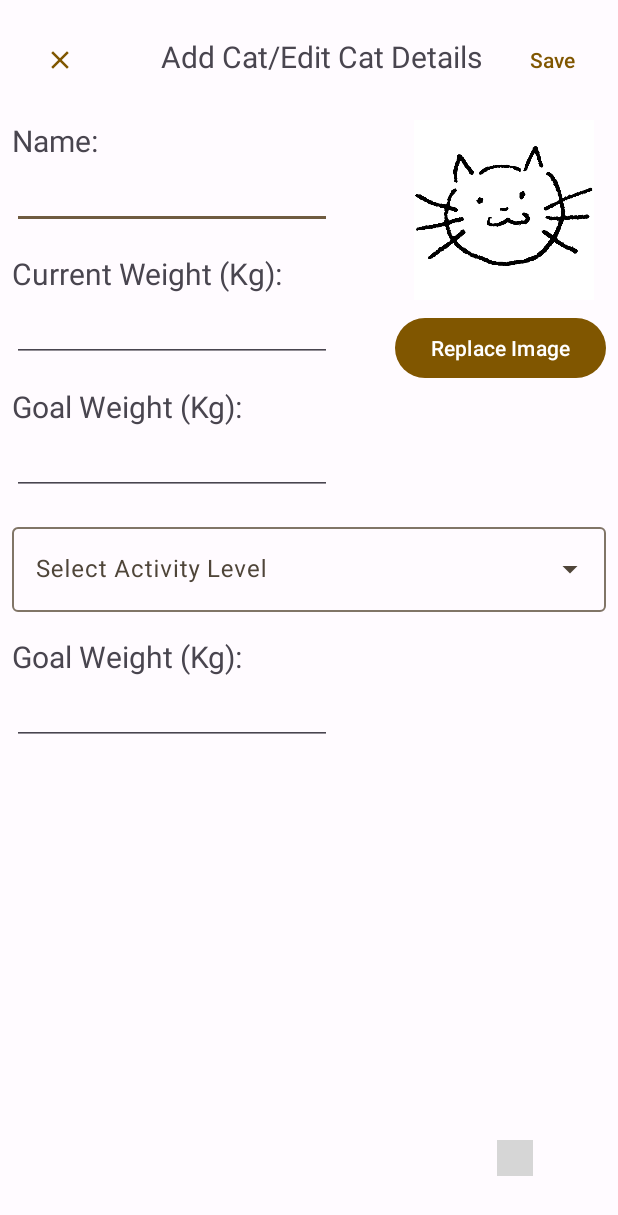
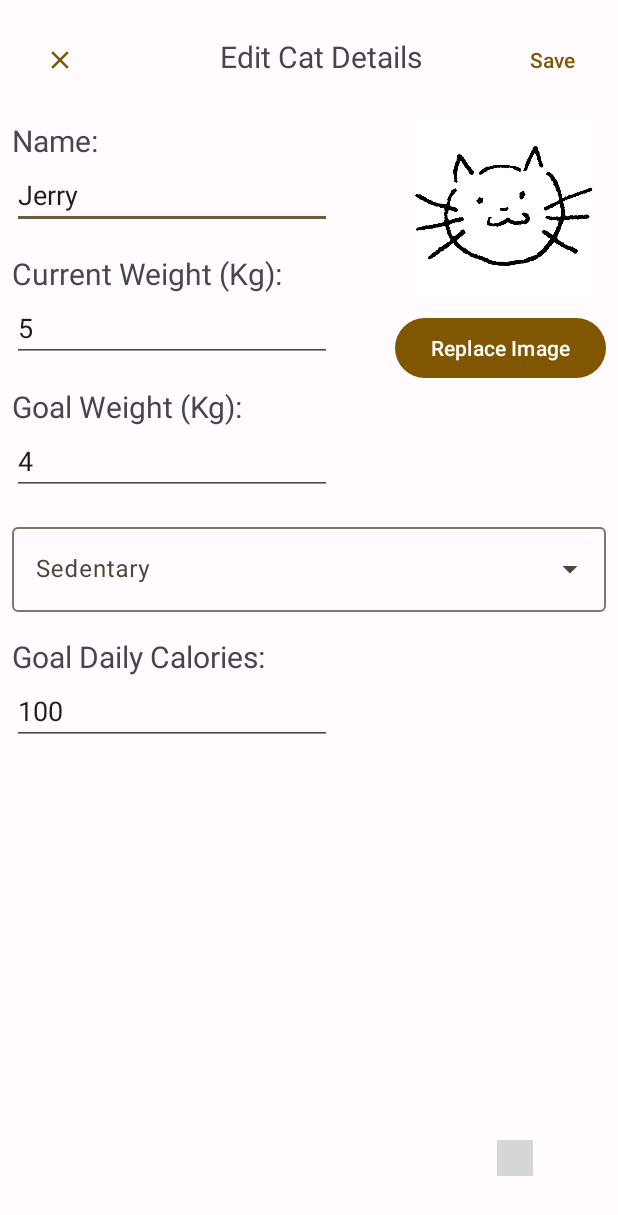
Before and after one commit to Niko361/COS30017_Custom_APP, an Android app: the fragment EditCatDetailsFragment placed in its activity, on a phone screen of 412 x 824 dp. Shown: the top 1215 px of the screen. Run offline under Robolectric (Android 15) with nearby library versions, the phone set to English and light mode, and no system bars; our stand-ins replace Room's generated code; grey boxes are pictures that could not be loaded.

Commit message:
feat: Basic update cat working

```diff
--- a/app/src/main/java/com/example/customappproject/AddNewFoodFragment.kt
+++ b/app/src/main/java/com/example/customappproject/AddNewFoodFragment.kt
@@ -9,8 +9,6 @@ import android.widget.EditText
 import androidx.core.widget.addTextChangedListener
 import androidx.fragment.app.DialogFragment
 import androidx.fragment.app.activityViewModels
-import com.google.android.material.textfield.MaterialAutoCompleteTextView
-import java.time.LocalDateTime
 
 
 class AddNewFoodFragment : DialogFragment() {
--- a/app/src/main/java/com/example/customappproject/DatabaseDAOs.kt
+++ b/app/src/main/java/com/example/customappproject/DatabaseDAOs.kt
@@ -16,7 +16,7 @@ interface CatDao {
     @Insert
     fun insert(cat: Cat)
     @Update
-    fun update(cat: Cat)
+    suspend fun update(cat: Cat)
     @Delete
     fun delete(cat: Cat)
     @Query("DELETE FROM cats")
--- a/app/src/main/java/com/example/customappproject/DatabaseRepository.kt
+++ b/app/src/main/java/com/example/customappproject/DatabaseRepository.kt
@@ -13,6 +13,11 @@ class DatabaseRepository(private val catDao: CatDao, private val weightLogDao: W
         catDao.insert(cat)
     }
 
+
+    @WorkerThread
+    suspend fun updateCat(cat: Cat) {
+        catDao.update(cat)
+    }
     //val weightLogsForCat: Flow<List<Cat>> = catDao.getAll()
 
     @WorkerThread
--- a/app/src/main/java/com/example/customappproject/DatabaseViewModel.kt
+++ b/app/src/main/java/com/example/customappproject/DatabaseViewModel.kt
@@ -21,6 +21,10 @@ class DatabaseViewModel(private val repository: DatabaseRepository) : ViewModel(
      */
     fun insertCat(cat: Cat) = viewModelScope.launch {
         repository.insertCat(cat)
+    }
+
+    fun updateCat(cat: Cat) = viewModelScope.launch {
+        repository.updateCat(cat)
     }
 
 
--- a/app/src/main/java/com/example/customappproject/EditCatDetailsFragment.kt
+++ b/app/src/main/java/com/example/customappproject/EditCatDetailsFragment.kt
@@ -1,11 +1,16 @@
 package com.example.customappproject
 
 import android.os.Bundle
+import android.util.Log
 import android.view.LayoutInflater
 import android.view.View
 import android.view.ViewGroup
+import android.widget.AutoCompleteTextView
 import android.widget.Button
+import android.widget.EditText
+import androidx.core.widget.addTextChangedListener
 import androidx.fragment.app.DialogFragment
+import androidx.fragment.app.activityViewModels
 import com.google.android.material.textfield.MaterialAutoCompleteTextView
 
 
@@ -15,11 +20,12 @@ class EditCatDetailsFragment : DialogFragment() {
   container: ViewGroup?,
   savedInstanceState: Bundle?
  ): View? {
-
-
   isCancelable = false
   return inflater.inflate(R.layout.dialog_edit_cat, container, false)
  }
+
+ private val databaseViewModel: DatabaseViewModel by activityViewModels()
+
 
  override fun getTheme(): Int {
   return R.style.DialogTheme
@@ -28,19 +34,106 @@ class EditCatDetailsFragment : DialogFragment() {
  override fun onViewCreated(view: View, savedInstanceState: Bundle?) {
   super.onViewCreated(view, savedInstanceState)
 
+  val catId = 1
+  var selectedCat: Cat? = null
+
   val saveButton = view.findViewById<Button>(R.id.saveButton)
+  val closeEditCatButton = view.findViewById<Button>(R.id.closeEditCatButton)
+
+  val nameInput = view.findViewById<EditText>(R.id.nameInput)
+  val currentWeightInput = view.findViewById<EditText>(R.id.currentWeightInput)
+  val goalWeightInput = view.findViewById<EditText>(R.id.goalWeightInput)
+  val goalDailyCaloriesInput = view.findViewById<EditText>(R.id.goalDailyCaloriesInput)
+  val selectActivityLevelMenu =
+   view.findViewById<com.google.android.material.textfield.TextInputLayout>(R.id.selectActivityLevelMenu)
+  val selectActivityLevelItem = view.findViewById<AutoCompleteTextView>(R.id.selectActivityLevelItem)
+
+  val items =
+   arrayOf("Sedentary", "Lightly Active", "Moderately Active", "Very Active", "Extremely Active")
+  (selectActivityLevelMenu.editText as? MaterialAutoCompleteTextView)?.setSimpleItems(items)
+
+
+  var nameValue: String = ""
+  var currentWeightValue: Int = 0
+  var goalWeightValue: Int = 0
+  var goalDailyCaloriesValue: Int = 0
+  var activityLevelValue: String = ""
+
+  databaseViewModel.allCats.observe(viewLifecycleOwner) { cats ->
+   selectedCat = cats[catId - 1]
+
+   nameValue = selectedCat!!.name
+   currentWeightValue = selectedCat!!.currentWeightGrams
+   goalWeightValue = selectedCat!!.goalWeightGrams
+   goalDailyCaloriesValue = selectedCat!!.goalDailyCalories
+   activityLevelValue = selectedCat!!.activityLevel
+
+   //initialise field values
+   nameInput.setText(nameValue)
+   currentWeightInput.setText((currentWeightValue/1000).toString())
+   goalWeightInput.setText((goalWeightValue/1000).toString())
+   goalDailyCaloriesInput.setText(goalDailyCaloriesValue.toString())
+   selectActivityLevelMenu.hint = activityLevelValue
+  }
+
+  nameInput.addTextChangedListener {
+   nameValue = if(nameInput.text.isNullOrEmpty())
+    ""
+   else
+    nameInput.text.toString()
+   updateSaveButton(nameValue, currentWeightValue, goalWeightValue, goalDailyCaloriesValue, activityLevelValue)
+  }
+
+  currentWeightInput.addTextChangedListener {
+   currentWeightValue = if(currentWeightInput.text.isNullOrEmpty())
+    0
+   else
+    currentWeightInput.text.toString().toInt()*1000
+   updateSaveButton(nameValue, currentWeightValue, goalWeightValue, goalDailyCaloriesValue, activityLevelValue)
+  }
+
+  goalWeightInput.addTextChangedListener {
+   goalWeightValue = if(goalWeightInput.text.isNullOrEmpty())
+    0
+   else
+    goalWeightInput.text.toString().toInt()*1000
+   updateSaveButton(nameValue, currentWeightValue, goalWeightValue, goalDailyCaloriesValue, activityLevelValue)
+  }
+
+  goalDailyCaloriesInput.addTextChangedListener {
+   goalDailyCaloriesValue = if(goalDailyCaloriesInput.text.isNullOrEmpty())
+    0
+   else
+    goalDailyCaloriesInput.text.toString().toInt()
+   updateSaveButton(nameValue, currentWeightValue, goalWeightValue, goalDailyCaloriesValue, activityLevelValue)
+  }
+
+  selectActivityLevelItem.addTextChangedListener {
+     activityLevelValue = selectActivityLevelItem.text.toString()
+  }
+
+
   saveButton.setOnClickListener {
+   if(selectedCat != null)
+     databaseViewModel.updateCat(Cat(selectedCat!!.id, nameValue, currentWeightValue.toInt(), goalWeightValue, 50, activityLevelValue, goalDailyCaloriesValue))
    dismiss()
   }
 
-  val closeEditCatButton = view.findViewById<Button>(R.id.closeEditCatButton)
   closeEditCatButton.setOnClickListener {
    dismiss()
   }
 
-  val selectActivityLevelMenu = view.findViewById<com.google.android.material.textfield.TextInputLayout>(R.id.selectActivityLevelMenu)
-  val items = arrayOf("Sedentary", "Lightly Active", "Moderately Active", "Very Active", "Extremely Active")
-  (selectActivityLevelMenu.editText as? MaterialAutoCompleteTextView)?.setSimpleItems(items)
+ }
 
+ fun updateSaveButton(
+  nameValue: String,
+  currentWeightValue: Int,
+  goalWeightValue: Int,
+  goalDailyCaloriesValue: Int,
+  activityLevelValue: String
+ ) {
+
+   val saveButton = view?.findViewById<Button>(R.id.saveButton)
+   saveButton?.isEnabled = ((nameValue != "") && (currentWeightValue != 0) && (goalWeightValue != 0) && (goalDailyCaloriesValue != 0) && (activityLevelValue != ""))
  }
 }
--- a/app/src/main/res/layout/dialog_edit_cat.xml
+++ b/app/src/main/res/layout/dialog_edit_cat.xml
@@ -25,7 +25,7 @@
         android:layout_height="wrap_content"
         android:layout_marginStart="16dp"
         android:layout_marginTop="24dp"
-        android:text="Add Cat/Edit Cat Details"
+        android:text="Edit Cat Details"
         android:textSize="20sp"
         app:layout_constraintEnd_toEndOf="parent"
         app:layout_constraintStart_toStartOf="parent"
@@ -37,6 +37,7 @@
         android:layout_width="wrap_content"
         android:layout_height="wrap_content"
         android:layout_marginTop="16dp"
+        android:enabled="false"
         android:text="Save"
         app:layout_constraintEnd_toEndOf="parent"
         app:layout_constraintTop_toTopOf="parent" />
@@ -146,24 +147,24 @@
     </com.google.android.material.textfield.TextInputLayout>
 
     <TextView
-        android:id="@+id/goalCaloriesLabel"
+        android:id="@+id/goalDailyCaloriesInputLabel"
         android:layout_width="wrap_content"
         android:layout_height="wrap_content"
         android:layout_marginStart="8dp"
         android:layout_marginTop="16dp"
-        android:text="Goal Weight (Kg):"
+        android:text="Goal Daily Calories:"
         android:textSize="20sp"
         app:layout_constraintStart_toStartOf="parent"
         app:layout_constraintTop_toBottomOf="@+id/selectActivityLevelMenu" />
 
     <EditText
-        android:id="@+id/goalCalories"
+        android:id="@+id/goalDailyCaloriesInput"
         android:layout_width="wrap_content"
         android:layout_height="wrap_content"
         android:layout_marginStart="8dp"
         android:ems="10"
-        android:inputType="numberDecimal"
+        android:inputType="number"
         app:layout_constraintStart_toStartOf="parent"
-        app:layout_constraintTop_toBottomOf="@+id/goalCaloriesLabel" />
+        app:layout_constraintTop_toBottomOf="@+id/goalDailyCaloriesInputLabel" />
 
 </androidx.constraintlayout.widget.ConstraintLayout>
```
